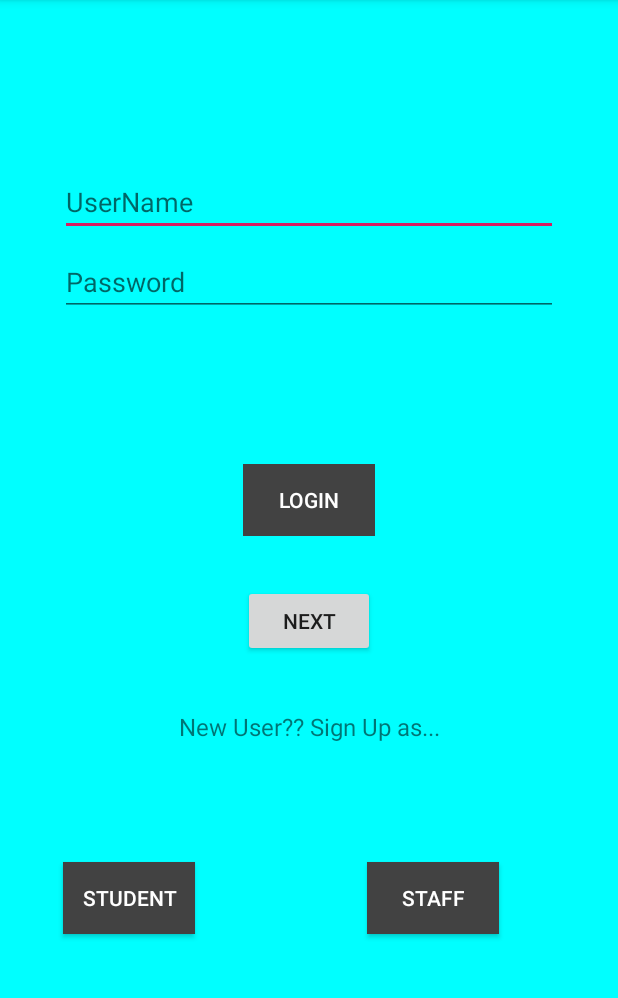
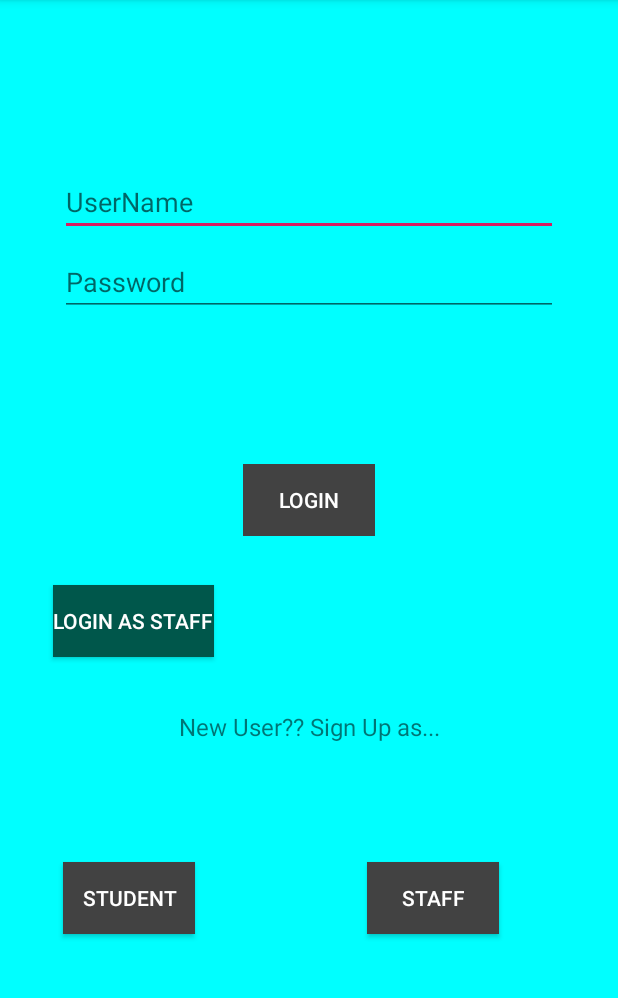
Before and after one commit to Bhavya-123/SP2020Group5Sec02_Android, an Android app: the screen it shows after launch (LoginActivity), on a phone screen of 412 x 824 dp, the part 84-1082 px from its top. Run offline under Robolectric (Android 15) with nearby library versions, the phone set to English and light mode, and no system bars.

Commit message:
updated a button

```diff
--- a/SP2020Group5/app/src/main/res/layout/activity_login.xml
+++ b/SP2020Group5/app/src/main/res/layout/activity_login.xml
@@ -124,11 +124,13 @@
         android:id="@+id/button"
         android:layout_width="wrap_content"
         android:layout_height="wrap_content"
-        android:text="next"
+        android:background="@color/colorPrimaryDark"
         android:onClick="next"
+        android:text="Login As Staff"
+        android:textColor="@color/colorWhite"
         app:layout_constraintBottom_toBottomOf="parent"
         app:layout_constraintEnd_toEndOf="parent"
-        app:layout_constraintHorizontal_bias="0.501"
+        app:layout_constraintHorizontal_bias="0.072"
         app:layout_constraintStart_toStartOf="parent"
         app:layout_constraintTop_toTopOf="parent"
         app:layout_constraintVertical_bias="0.544" />
```
